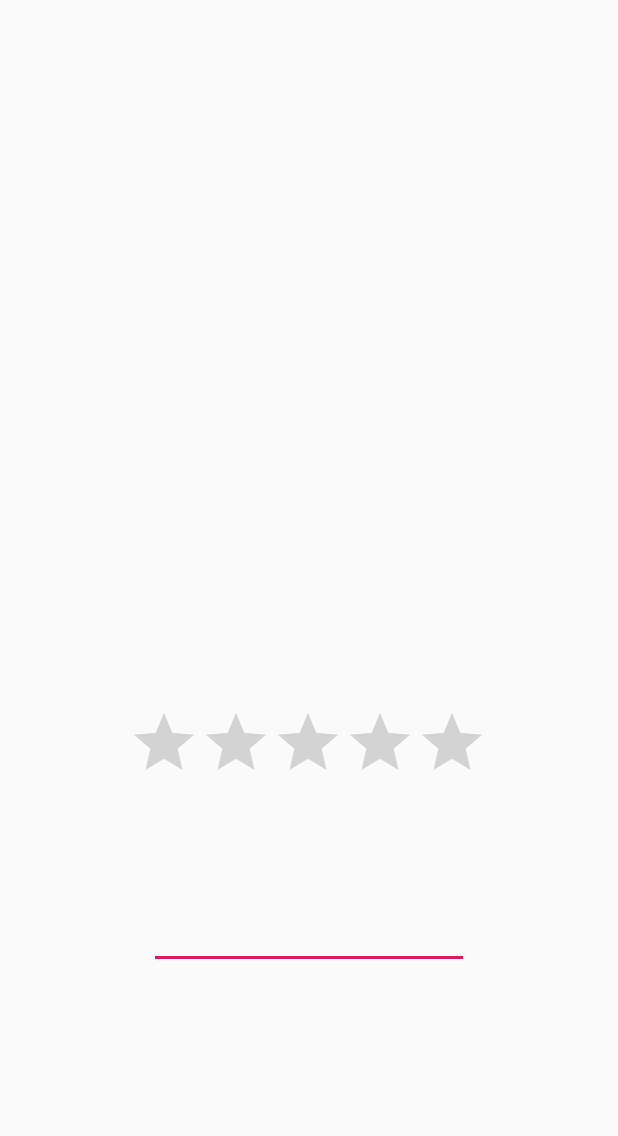
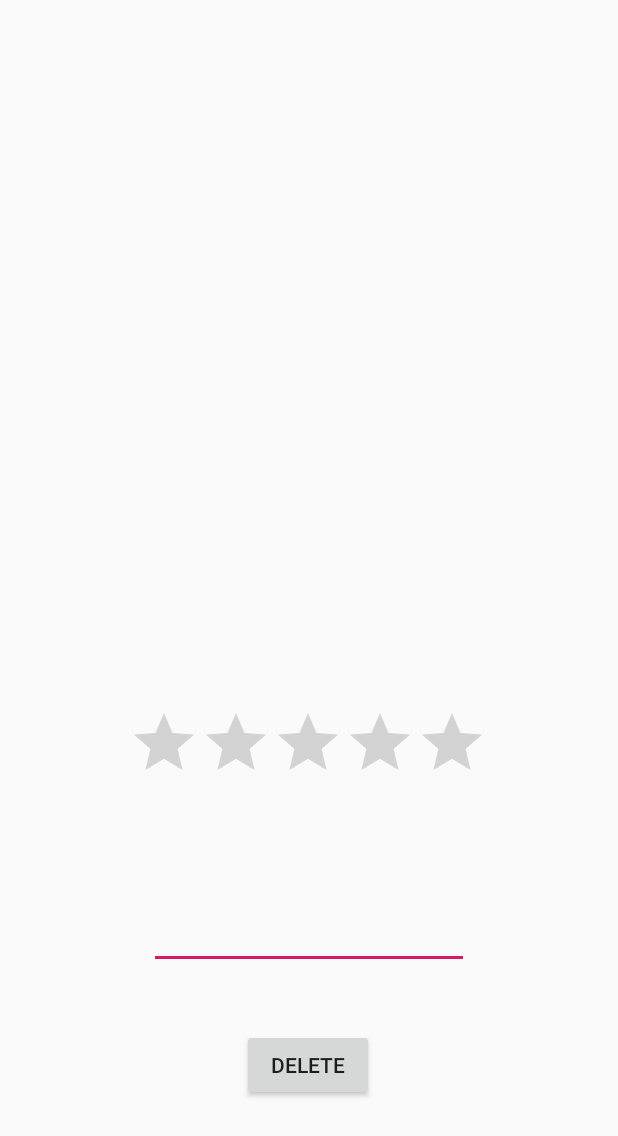
Before and after one commit to erboland12/Record-It, an Android app: the RecordsPage screen opened directly, with no data from a screen before it, on a phone screen of 412 x 824 dp. Shown: the top 1136 px of the screen. Run offline under Robolectric (Android 15) with nearby library versions, the phone set to English and light mode, and no system bars.

Commit message:
Delete button for specific record.

```diff
--- a/app/build.gradle
+++ b/app/build.gradle
@@ -29,4 +29,5 @@ dependencies {
     testImplementation 'junit:junit:4.12'
     androidTestImplementation 'androidx.test:runner:1.1.1'
     androidTestImplementation 'androidx.test.espresso:espresso-core:3.1.1'
+    implementation'com.android.support:design:24.1.1'
 }
--- a/app/src/main/java/com/example/recordratings/RecordsAdapter.java
+++ b/app/src/main/java/com/example/recordratings/RecordsAdapter.java
@@ -85,6 +85,7 @@ public class RecordsAdapter extends
             public void onClick(View view) {
                 MovePage m = new MovePage();
                 Log.d("Word", "Up");
+                RecordsPage.idTemp = buf.getId();
                 RecordsPage.albumTemp = buf.getTitle();
                 RecordsPage.artistTemp = buf.getArtist();
                 RecordsPage.ratingTemp = buf.getRating();
--- a/app/src/main/java/com/example/recordratings/RecordsPage.java
+++ b/app/src/main/java/com/example/recordratings/RecordsPage.java
@@ -4,6 +4,7 @@ import android.graphics.Bitmap;
 import android.graphics.BitmapFactory;
 import android.os.Bundle;
 import android.util.Base64;
+import android.view.View;
 import android.widget.Button;
 import android.widget.ImageView;
 import android.widget.RatingBar;
@@ -22,12 +23,20 @@ public class RecordsPage extends AppCompatActivity {
     TextView description;
 
     //Placeholders for recycler view variables
+    public static int idTemp;
     public static String albumTemp;
     public static String artistTemp;
     public static double ratingTemp;
     public static String genreTemp;
     public static String descTemp;
     public static Bitmap photoTemp;
+
+    //Buttons
+    private Button delBtn;
+    MovePage m;
+
+    //Database helper
+    DatabaseHelper dbh;
 
     @Override
     protected void onCreate(Bundle savedInstanceState) {
@@ -36,6 +45,17 @@ public class RecordsPage extends AppCompatActivity {
 
         setDetailViewVariables();
 
+        dbh = new DatabaseHelper(this);
+
+        delBtn = findViewById(R.id.records_page_delete_btn);
+        delBtn.setOnClickListener(new View.OnClickListener() {
+            @Override
+            public void onClick(View view) {
+                dbh.deleteData(Integer.toString(idTemp));
+                m = new MovePage();
+                m.moveActivity(RecordsPage.this, MainActivity.class);
+            }
+        });
     }
 
     private void setDetailViewVariables(){
@@ -60,7 +80,9 @@ public class RecordsPage extends AppCompatActivity {
 
     private void setBackground(String genre){
         ConstraintLayout bg = findViewById(R.id.records_page_background);
-//        bg.setBackground(R.drawable.five);
+//        if(genre != "Rock"){
+//            bg.setBackgroundColor(getResources().getColor(R.color.red));
+//        }
 
     }
 
--- a/app/src/main/res/layout/activity_main.xml
+++ b/app/src/main/res/layout/activity_main.xml
@@ -8,6 +8,10 @@
     <include
         layout="@layout/toolbar"
         android:id="@+id/toolbar" />
+
+<!--    <include-->
+<!--        layout="@layout/activity_drawer"-->
+<!--        android:id="@+id/drawerView" />-->
 
     <androidx.recyclerview.widget.RecyclerView
         android:id="@+id/rvRecords"
--- a/app/src/main/res/layout/activity_records_page.xml
+++ b/app/src/main/res/layout/activity_records_page.xml
@@ -67,4 +67,17 @@
         app:layout_constraintStart_toStartOf="parent"
         app:layout_constraintTop_toBottomOf="@+id/records_page_rating"
         app:layout_constraintVertical_bias="0.288" />
+
+    <Button
+        android:id="@+id/records_page_delete_btn"
+        android:layout_width="wrap_content"
+        android:layout_height="wrap_content"
+        android:layout_marginTop="40dp"
+        android:text="@string/main_delete_button"
+        app:layout_constraintBottom_toBottomOf="parent"
+        app:layout_constraintEnd_toEndOf="parent"
+        app:layout_constraintHorizontal_bias="0.498"
+        app:layout_constraintStart_toStartOf="parent"
+        app:layout_constraintTop_toBottomOf="@+id/records_page_desc"
+        app:layout_constraintVertical_bias="0.0" />
 </androidx.constraintlayout.widget.ConstraintLayout>
--- a/app/src/main/res/values/colors.xml
+++ b/app/src/main/res/values/colors.xml
@@ -4,4 +4,5 @@
     <color name="colorPrimaryDark">#00574B</color>
     <color name="colorAccent">#D81B60</color>
     <color name="gray">#D3D3D3</color>
+    <color name="red">#ff0000</color>
 </resources>
```
Also changed, not shown: app/src/main/java/com/example/recordratings/DatabaseHelper.java (+11 -0 lines), app/src/main/java/com/example/recordratings/MainActivity.java (+50 -8 lines), app/src/main/java/com/example/recordratings/Records.java (+6 -2 lines), app/src/main/res/layout/activity_drawer.xml (added, +39 -0 lines), app/src/main/res/menu/menu_main.xml (added, +15 -0 lines), app/src/main/res/drawable-hdpi/menu.png (added).
